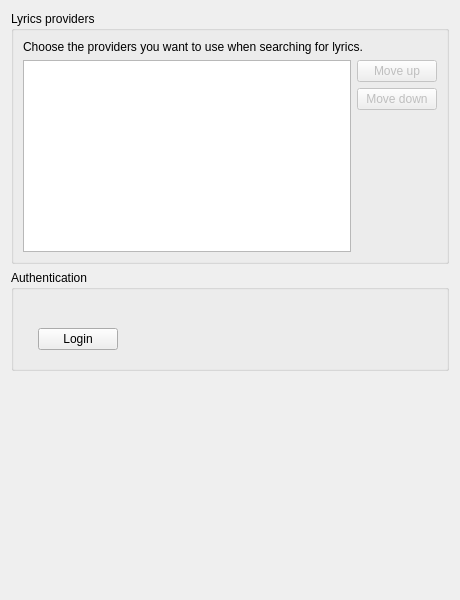
First picture: the form in src/settings/lyricssettingspage.ui, repository RoundSalmon4/blended-strawberry, before the edit.
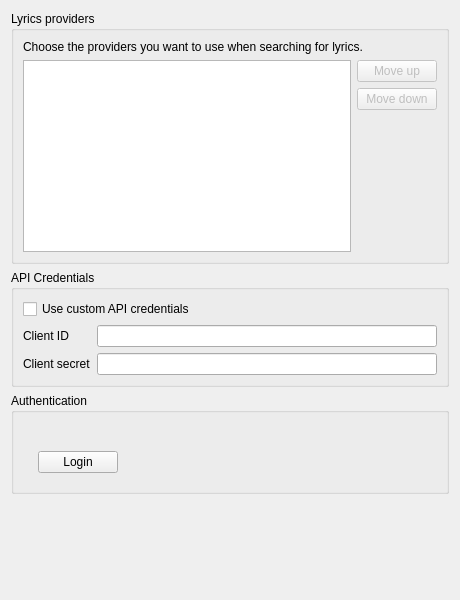
Second picture: the form after the edit. Custom widgets are drawn as their Qt base class.

The edit to the form file:
```diff
--- a/src/settings/lyricssettingspage.ui
+++ b/src/settings/lyricssettingspage.ui
@@ -83,6 +83,60 @@
      </layout>
     </widget>
    </item>
+   <item>
+    <widget class="QGroupBox" name="groupbox_api_credentials">
+     <property name="sizePolicy">
+      <sizepolicy hsizetype="Preferred" vsizetype="Maximum">
+       <horstretch>0</horstretch>
+       <verstretch>0</verstretch>
+      </sizepolicy>
+     </property>
+     <property name="title">
+      <string>API Credentials</string>
+     </property>
+     <layout class="QVBoxLayout" name="layout_credentials">
+      <item>
+       <widget class="QCheckBox" name="checkbox_custom_api_credentials">
+        <property name="text">
+         <string>Use custom API credentials</string>
+        </property>
+       </widget>
+      </item>
+      <item>
+       <layout class="QFormLayout" name="formlayout_api_credentials">
+        <item row="0" column="0">
+         <widget class="QLabel" name="label_api_credential_id">
+          <property name="text">
+           <string>Client ID</string>
+          </property>
+         </widget>
+        </item>
+        <item row="0" column="1">
+         <widget class="QLineEdit" name="lineedit_api_credential_id">
+          <property name="text">
+           <string notr="true"/>
+          </property>
+         </widget>
+        </item>
+        <item row="1" column="0">
+         <widget class="QLabel" name="label_api_credential_secret">
+          <property name="text">
+           <string>Client secret</string>
+          </property>
+         </widget>
+        </item>
+        <item row="1" column="1">
+         <widget class="QLineEdit" name="lineedit_api_credential_secret">
+          <property name="echoMode">
+           <enum>QLineEdit::Password</enum>
+          </property>
+         </widget>
+        </item>
+       </layout>
+      </item>
+     </layout>
+    </widget>
+   </item>
    <item>
     <widget class="QGroupBox" name="authentication">
      <property name="sizePolicy">
```
Left out of the diff: 14 changed lines with no effect on the pictures.
